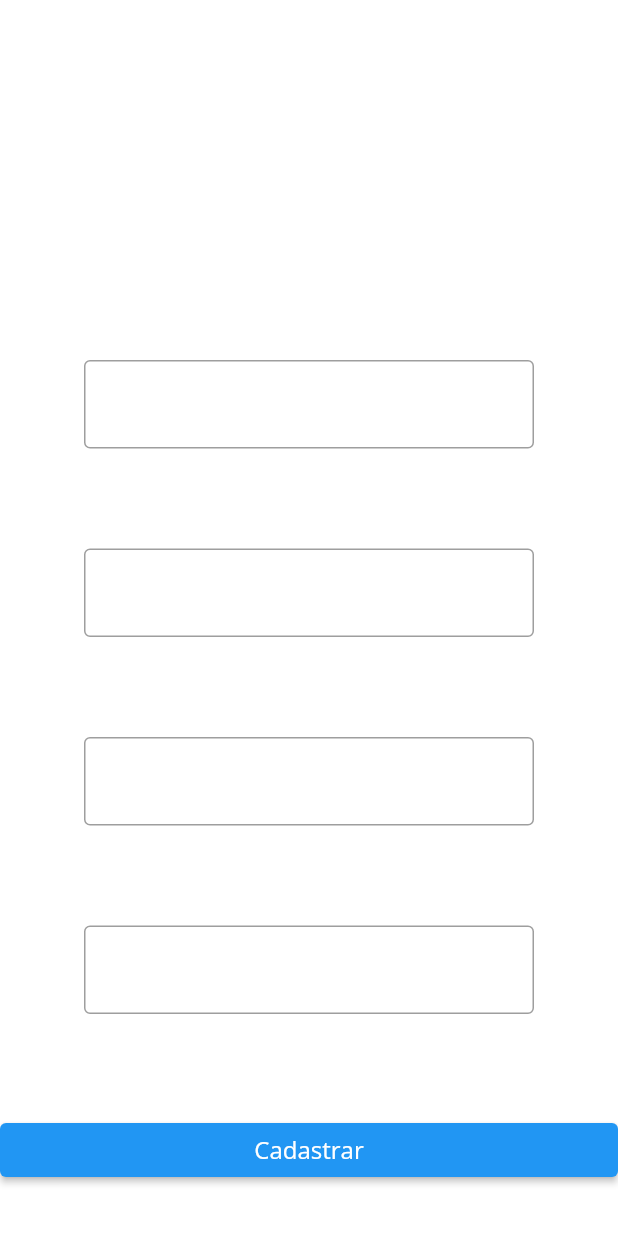
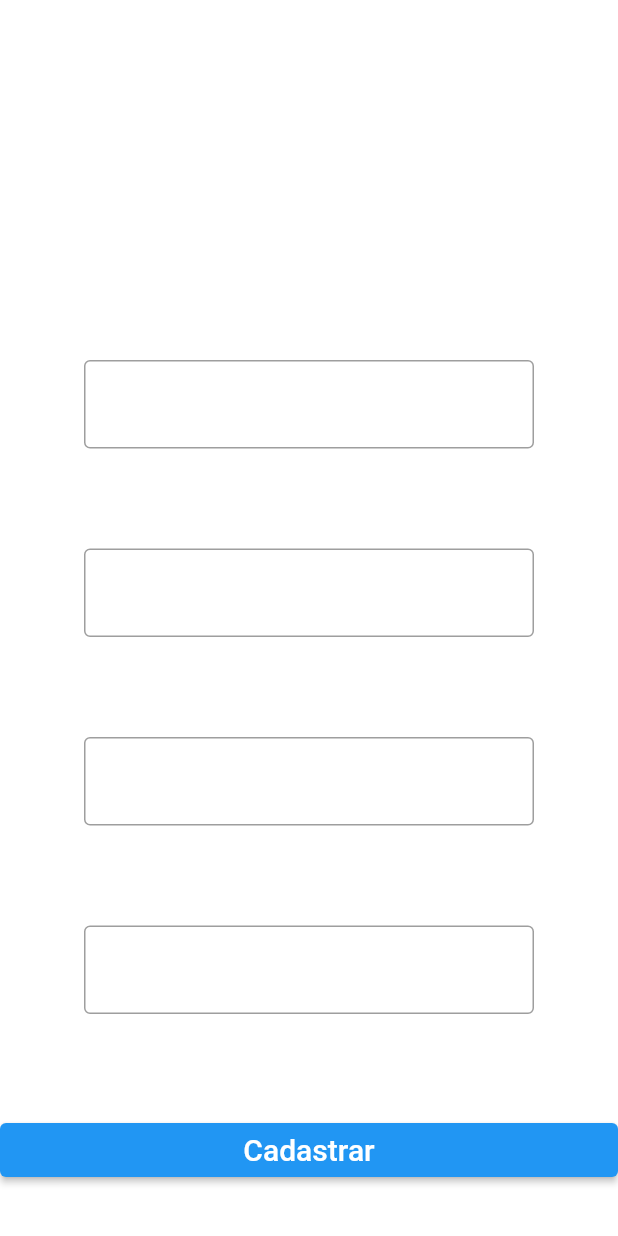
Before and after one commit to Christian-Velani/byte_bargains, a Flutter app: the screen it shows after launch, after a tap on "Cadastrar", on a phone screen of 412 x 824 dp. Run offline on Flutter 3.47's test engine with Material 2 defaults, Android fonts, the phone set to English and light mode, and no system bars; our stand-ins replace image_picker; Roboto replaces fonts that are missing (Opne Sans).

Commit message:
Terminei a tela de login

```diff
--- a/lib/cadastro.dart
+++ b/lib/cadastro.dart
@@ -95,10 +95,10 @@ class _CadastroPageState extends State<CadastroPage> {
             SizedBox(
               width: double.infinity,
               child: ElevatedButton(
-                  onPressed: () {},
+                  onPressed: () => Navigator.pop(context),
                   child: Text(
                     "Cadastrar",
-                    style: textoOpenSansRegular,
+                    style: textoOpenSansBold,
                   )),
             )
           ],
--- /dev/null
+++ b/lib/login.dart
@@ -0,0 +1,82 @@
+// ignore_for_file: prefer_const_constructors
+import 'package:flutter/gestures.dart';
+import 'package:flutter/material.dart';
+import 'package:byte_bargains/styles.dart';
+
+class LoginPage extends StatelessWidget {
+  const LoginPage({super.key});
+
+  @override
+  Widget build(BuildContext context) {
+    return Scaffold(
+      backgroundColor: Colors.black,
+      body: SafeArea(
+        top: true,
+        child: Column(
+          mainAxisAlignment: MainAxisAlignment.center,
+          children: [
+            Container(
+              height: 300,
+              width: 300,
+              alignment: Alignment.center,
+              child: Image.asset("images/icon.png"),
+            ),
+            Container(
+              width: 300,
+              child: TextField(
+                decoration: InputDecoration(
+                  border: OutlineInputBorder(),
+                  labelText: "Usuário",
+                  labelStyle: textoNotoSansBold,
+                ),
+                style: TextStyle(color: Colors.white),
+              ),
+            ),
+            Container(
+              width: 300,
+              child: TextField(
+                obscureText: true,
+                decoration: InputDecoration(
+                  border: OutlineInputBorder(),
+                  labelText: "Senha",
+                  labelStyle: textoNotoSansBold,
+                ),
+                style: TextStyle(color: Colors.white),
+              ),
+            ),
+            Container(
+              alignment: Alignment.center,
+              child: RichText(
+                text: TextSpan(
+                  text: "Esqueceu a senha?",
+                  style: textoOpenSansRegular,
+                  recognizer: TapGestureRecognizer()..onTap = () {},
+                ),
+              ),
+            ),
+            SizedBox(
+              width: double.infinity,
+              child: ElevatedButton(
+                onPressed: () {},
+                child: Text(
+                  "Entrar",
+                  style: textoOpenSansBold,
+                ),
+              ),
+            ),
+            SizedBox(
+              width: double.infinity,
+              child: ElevatedButton(
+                onPressed: () => Navigator.of(context).pushNamed('/Cadastro'),
+                child: Text(
+                  "Cadastrar",
+                  style: textoOpenSansBold,
+                ),
+              ),
+            )
+          ],
+        ),
+      ),
+    );
+  }
+}
--- a/lib/main.dart
+++ b/lib/main.dart
@@ -1,4 +1,5 @@
 import 'package:byte_bargains/cadastro.dart';
+import 'package:byte_bargains/login.dart';
 import 'package:flutter/material.dart';
 
 void main() {
@@ -10,8 +11,9 @@ class MyApp extends StatelessWidget {
 
   @override
   Widget build(BuildContext context) {
-    return MaterialApp(
-        routes: {"/Cadastro": (context) => CadastroPage()},
-        initialRoute: '/Cadastro');
+    return MaterialApp(routes: {
+      "/Cadastro": (context) => CadastroPage(),
+      "/Login": (context) => LoginPage()
+    }, initialRoute: '/Login');
   }
 }
--- a/lib/styles.dart
+++ b/lib/styles.dart
@@ -10,5 +10,11 @@ const textoNotoSansBold = TextStyle(
 const textoOpenSansRegular = TextStyle(
   fontFamily: "Open Sans",
   fontSize: 16,
+  color: Colors.grey,
+);
+
+const textoOpenSansBold = TextStyle(
+  fontFamily: "Opne Sans",
+  fontSize: 20,
   color: Colors.white,
 );
--- a/pubspec.yaml
+++ b/pubspec.yaml
@@ -60,8 +60,8 @@ flutter:
   uses-material-design: true
 
   # To add assets to your application, add an assets section, like this:
-  # assets:
-  #   - images/a_dot_burr.jpeg
+  assets:
+    - images/icon.png
   #   - images/a_dot_ham.jpeg
 
   # An image asset can refer to one or more resolution-specific "variants", see
@@ -83,6 +83,7 @@ flutter:
     - family: Open Sans
       fonts:
         - asset: fonts/OpenSans-Regular.ttf
+        - asset: fonts/OpenSans-Bold.ttf
   #       - asset: fonts/TrajanPro_Bold.ttf
   #         weight: 700
   #
```
Also changed, not shown: fonts/OpenSans-Bold.ttf (added), images/Icon.png (added).
